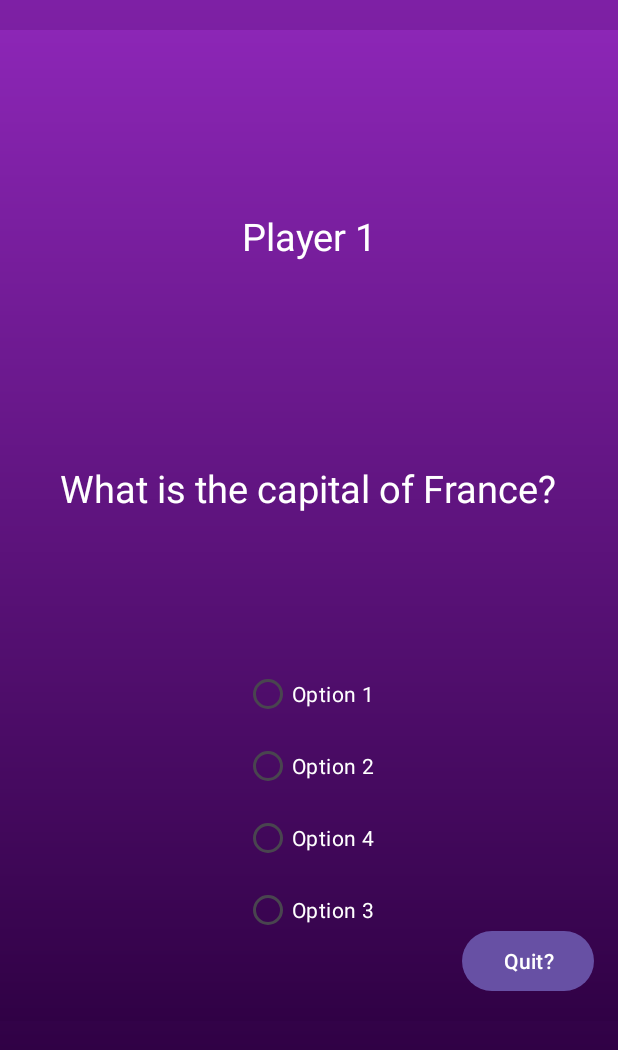
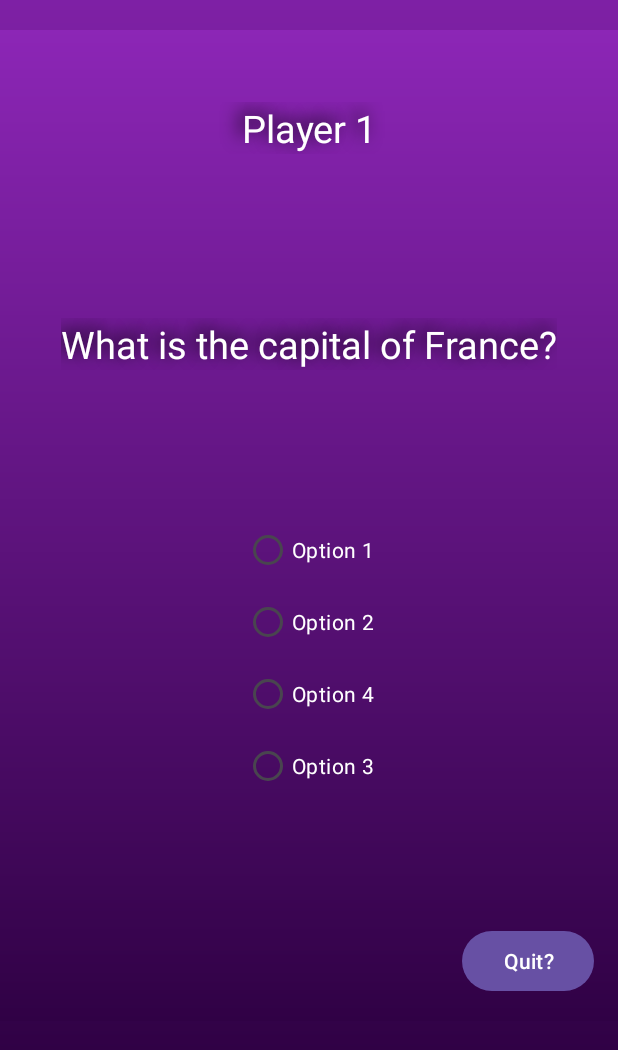
Before and after one commit to pjf-dev/TriviaGame, an Android app: the PlayScreen screen opened directly, with no data from a screen before it, on a phone screen of 412 x 824 dp, the part 185-1235 px from its top. Run offline under Robolectric (Android 15) with nearby library versions, the phone set to English and light mode, and no system bars; 6 statements that could not run were skipped.

Commit message:
added more text shadows to play screen. moved every view on up so that they are more centered during questions, moved view and button up in leaderboard screen to center better

```diff
--- a/app/src/main/res/layout/fragment_leaderboard_screen.xml
+++ b/app/src/main/res/layout/fragment_leaderboard_screen.xml
@@ -15,7 +15,9 @@
         android:orientation="vertical"
         android:padding="16dp"
         app:layout_constraintBottom_toBottomOf="parent"
-        app:layout_constraintTop_toTopOf="parent">
+        app:layout_constraintTop_toTopOf="parent"
+        app:layout_constraintVertical_bias="0.192"
+        tools:layout_editor_absoluteX="-16dp">
 
         <!--        <TextView-->
         <!--            android:id="@+id/firstPlace"-->
--- a/app/src/main/res/layout/fragment_play_screen.xml
+++ b/app/src/main/res/layout/fragment_play_screen.xml
@@ -8,18 +8,22 @@
     android:background="@drawable/purple_gradient_background">
 
     <TextView
+        android:id="@+id/playerNumText"
+        style="@style/customTextColor"
         android:layout_width="match_parent"
         android:layout_height="wrap_content"
-        style="@style/customTextColor"
+        android:layout_marginTop="48dp"
         android:gravity="top|center_horizontal"
-        android:layout_marginTop="120dp"
+        android:text="Player #"
         android:textSize="25sp"
-        app:layout_constraintTop_toTopOf="parent"
+        app:layout_constraintHorizontal_bias="0.0"
         app:layout_constraintLeft_toLeftOf="parent"
         app:layout_constraintRight_toRightOf="parent"
-        android:text="Player #"
-        android:id="@+id/playerNumText"
-        />
+        app:layout_constraintTop_toTopOf="parent"
+        android:shadowDx="-5"
+        android:shadowDy="-5"
+        android:shadowRadius="15"
+        android:shadowColor="@color/black"/>
 
     <TextView
         android:id="@+id/questionText"
@@ -27,13 +31,16 @@
         android:layout_width="wrap_content"
         android:layout_height="wrap_content"
         android:layout_gravity="top|center_horizontal"
-        android:layout_marginTop="288dp"
+        android:layout_marginTop="192dp"
         android:text="What is the capital of France?"
         android:textSize="25sp"
         app:layout_constraintEnd_toEndOf="parent"
-        app:layout_constraintHorizontal_bias="0.494"
         app:layout_constraintStart_toStartOf="parent"
-        app:layout_constraintTop_toTopOf="parent" />
+        app:layout_constraintTop_toTopOf="parent"
+        android:shadowDx="-5"
+        android:shadowDy="-5"
+        android:shadowRadius="15"
+        android:shadowColor="@color/black"/>
 
     <RadioGroup
         android:id="@+id/answerGroup"
@@ -44,7 +51,11 @@
         app:layout_constraintTop_toBottomOf="@id/questionText"
         app:layout_constraintLeft_toLeftOf="parent"
         app:layout_constraintRight_toRightOf="parent"
-        style="@style/customTextColor">
+        style="@style/customTextColor"
+        android:shadowDx="-5"
+        android:shadowDy="-5"
+        android:shadowRadius="10"
+        android:shadowColor="@color/black">
 
         <RadioButton
             android:id="@+id/option1"
```
Lines whose indentation alone changed are shown as unchanged.
